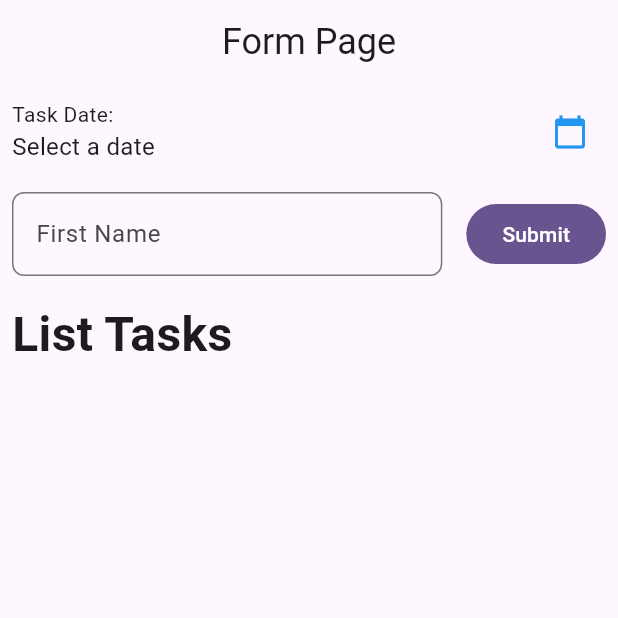
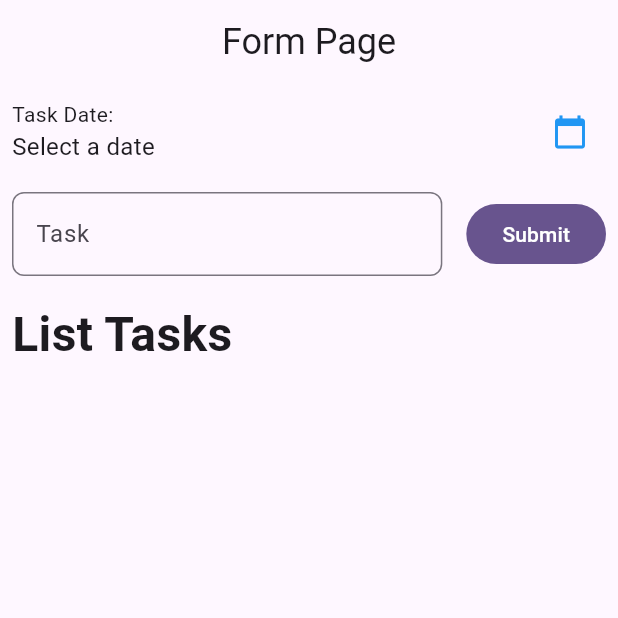
Before and after one commit to hi-lufz1/TodoApp_0181, a Flutter app: the screen it shows after launch, on a phone screen of 412 x 824 dp, the top half of it. Run offline on Flutter 3.47's test engine with Material 3 defaults, Android fonts, the phone set to English and light mode, and no system bars.

Commit message:
mengubah teks dari nama (sesuai yang dicontoh) menjadi tugas agar sesuai dengan konteks aplikasi

```diff
--- a/lib/todo_page.dart
+++ b/lib/todo_page.dart
@@ -204,8 +204,8 @@ class _TodoPageState extends State<TodoPage> {
                           border: OutlineInputBorder(
                             borderRadius: BorderRadius.circular(8.0),
                           ),
-                          label: Text("First Name"),
-                          hintText: "Enter your first name",
+                          label: Text("Task"),
+                          hintText: "Masukkan tugas",
                         ),
                         validator: (value) {
                           if (value!.isEmpty) {
```
